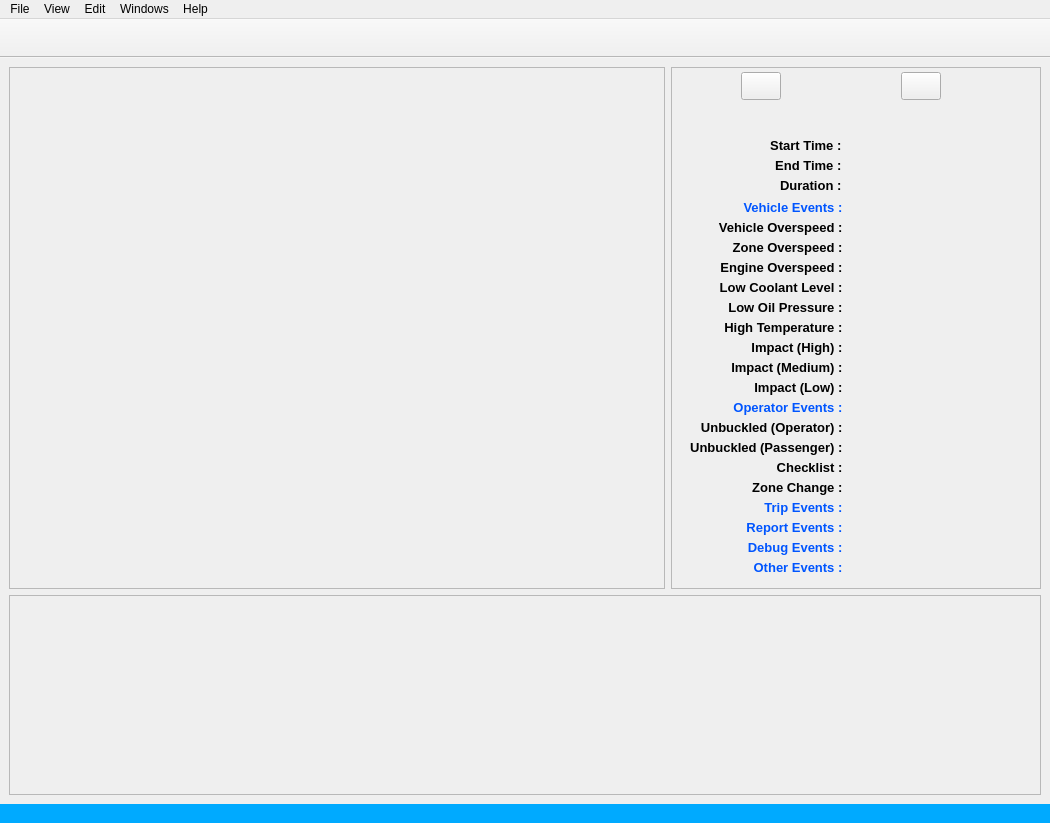
Old version of the form etscrape.ui in the repository mikecv/etscrape.
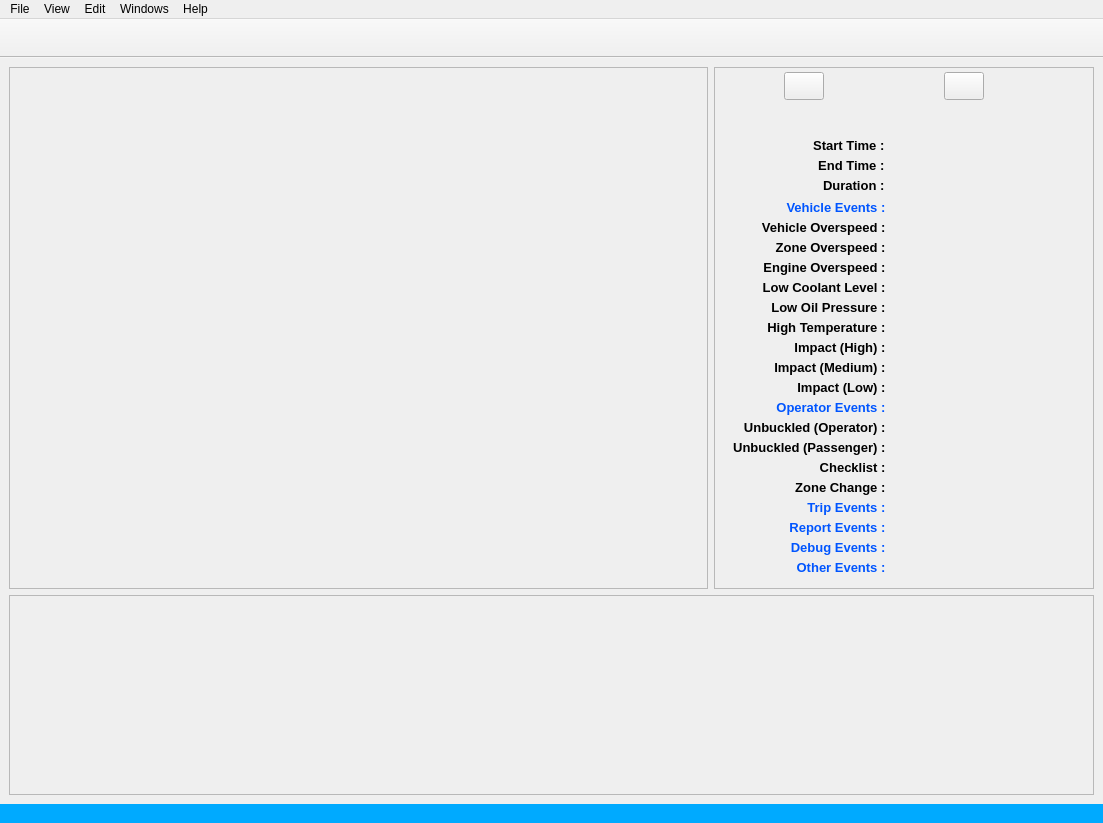
New version of the form.

```diff
--- a/etscrape.ui
+++ b/etscrape.ui
@@ -6,7 +6,7 @@
    <rect>
     <x>0</x>
     <y>0</y>
-    <width>1050</width>
+    <width>1103</width>
     <height>823</height>
    </rect>
   </property>
@@ -25,7 +25,7 @@
    </property>
    <property name="minimumSize">
     <size>
-     <width>1050</width>
+     <width>1060</width>
      <height>740</height>
     </size>
    </property>
@@ -137,13 +137,13 @@
       </property>
       <property name="minimumSize">
        <size>
-        <width>370</width>
+        <width>380</width>
         <height>500</height>
        </size>
       </property>
       <property name="maximumSize">
        <size>
-        <width>370</width>
+        <width>380</width>
         <height>16777215</height>
        </size>
       </property>
@@ -242,7 +242,7 @@
         <rect>
          <x>180</x>
          <y>70</y>
-         <width>171</width>
+         <width>191</width>
          <height>16</height>
         </rect>
        </property>
@@ -295,7 +295,7 @@
         <rect>
          <x>180</x>
          <y>90</y>
-         <width>171</width>
+         <width>191</width>
          <height>16</height>
         </rect>
        </property>
@@ -350,7 +350,7 @@
         <rect>
          <x>180</x>
          <y>110</y>
-         <width>171</width>
+         <width>191</width>
          <height>16</height>
         </rect>
        </property>
@@ -1466,7 +1466,7 @@
     <rect>
      <x>0</x>
      <y>0</y>
-     <width>1050</width>
+     <width>1103</width>
      <height>22</height>
     </rect>
    </property>
```
